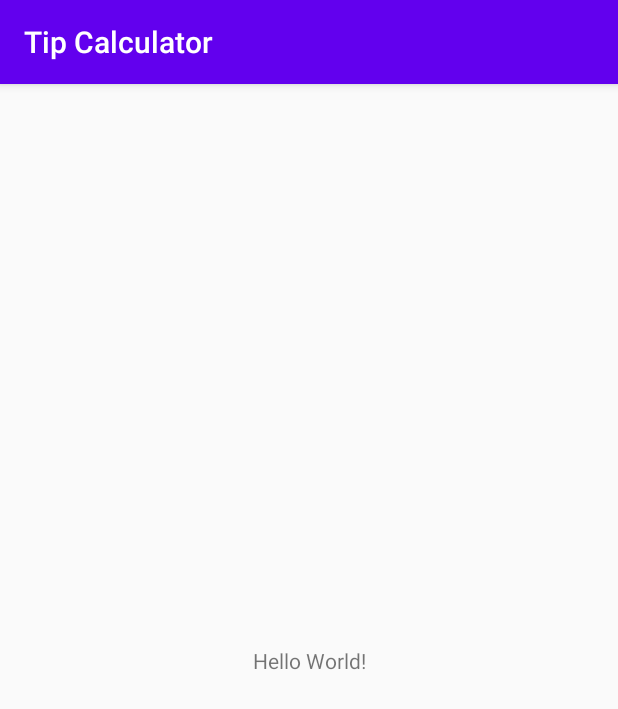
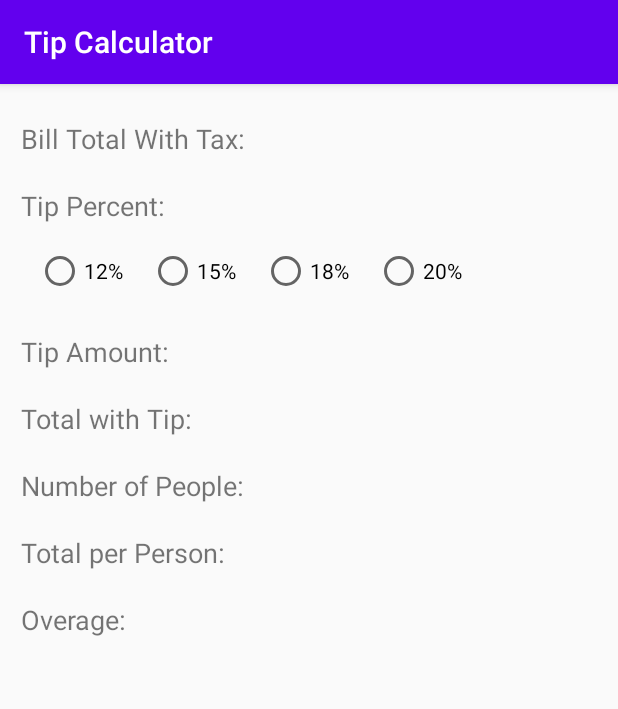
Before and after one commit to MariaGarciaCS/CS442-Mobile-App-Development, an Android app: the screen it shows after launch (MainActivity), on a phone screen of 412 x 824 dp. Shown: the top 709 px of the screen. Run offline under Robolectric (Android 15) with nearby library versions, the phone set to English and light mode, and no system bars.

Commit message:
Created app outline

```diff
--- a/1_tip_calculator/app/src/main/java/com/marigarci/tipcalculator/MainActivity.java
+++ b/1_tip_calculator/app/src/main/java/com/marigarci/tipcalculator/MainActivity.java
@@ -3,12 +3,30 @@ package com.marigarci.tipcalculator;
 import androidx.appcompat.app.AppCompatActivity;
 
 import android.os.Bundle;
+import android.view.View;
+import android.widget.RadioButton;
 
 public class MainActivity extends AppCompatActivity {
+    public double tipPercent;
 
     @Override
     protected void onCreate(Bundle savedInstanceState) {
         super.onCreate(savedInstanceState);
         setContentView(R.layout.activity_main);
     }
+
+    public void onRadioButtonClicked(View v){
+        boolean checked = ((RadioButton) v).isChecked();
+
+        switch (v.getId()){
+            case R.id.twelvePercent:
+                if (checked){tipPercent = 0.12;}
+            case R.id.fifteenPercent:
+                if (checked){tipPercent = 0.15;}
+            case R.id.eighteenPercent:
+                if (checked){tipPercent = 0.18;}
+            case R.id.twentyPercent:
+                if (checked){tipPercent = 0.2;}
+        }
+    }
 }
--- a/1_tip_calculator/app/src/main/res/layout/activity_main.xml
+++ b/1_tip_calculator/app/src/main/res/layout/activity_main.xml
@@ -2,17 +2,124 @@
 <androidx.constraintlayout.widget.ConstraintLayout xmlns:android="http://schemas.android.com/apk/res/android"
     xmlns:app="http://schemas.android.com/apk/res-auto"
     xmlns:tools="http://schemas.android.com/tools"
-    android:layout_width="match_parent"
+    android:layout_width="wrap_content"
     android:layout_height="match_parent"
     tools:context=".MainActivity">
 
     <TextView
+        android:id="@+id/overage"
         android:layout_width="wrap_content"
         android:layout_height="wrap_content"
-        android:text="Hello World!"
-        app:layout_constraintBottom_toBottomOf="parent"
-        app:layout_constraintLeft_toLeftOf="parent"
-        app:layout_constraintRight_toRightOf="parent"
+        android:layout_marginTop="20dp"
+        android:text="Overage:"
+        android:textSize="18sp"
+        app:layout_constraintStart_toStartOf="@+id/guideline"
+        app:layout_constraintTop_toBottomOf="@+id/totalPerPerson" />
+
+    <TextView
+        android:id="@+id/billWTax"
+        android:layout_width="wrap_content"
+        android:layout_height="wrap_content"
+        android:layout_marginTop="24dp"
+        android:text="Bill Total With Tax:"
+        android:textSize="18sp"
+        app:layout_constraintStart_toStartOf="@+id/guideline"
         app:layout_constraintTop_toTopOf="parent" />
 
+    <androidx.constraintlayout.widget.Guideline
+        android:id="@+id/guideline"
+        android:layout_width="wrap_content"
+        android:layout_height="wrap_content"
+        android:orientation="vertical"
+        app:layout_constraintGuide_begin="14dp" />
+
+    <TextView
+        android:id="@+id/tipPercent"
+        android:layout_width="wrap_content"
+        android:layout_height="wrap_content"
+        android:layout_marginTop="20dp"
+        android:text="Tip Percent:"
+        android:textSize="18sp"
+        app:layout_constraintStart_toStartOf="@+id/guideline"
+        app:layout_constraintTop_toBottomOf="@+id/billWTax" />
+
+    <TextView
+        android:id="@+id/tipAmount"
+        android:layout_width="wrap_content"
+        android:layout_height="wrap_content"
+        android:layout_marginTop="20dp"
+        android:text="Tip Amount:"
+        android:textSize="18sp"
+        app:layout_constraintStart_toStartOf="@+id/guideline"
+        app:layout_constraintTop_toBottomOf="@+id/tipPercentBtn" />
+
+    <TextView
+        android:id="@+id/totalWithTip"
+        android:layout_width="wrap_content"
+        android:layout_height="wrap_content"
+        android:layout_marginTop="20dp"
+        android:text="Total with Tip:"
+        android:textSize="18sp"
+        app:layout_constraintStart_toStartOf="@+id/guideline"
+        app:layout_constraintTop_toBottomOf="@+id/tipAmount" />
+
+    <TextView
+        android:id="@+id/numPeople"
+        android:layout_width="wrap_content"
+        android:layout_height="wrap_content"
+        android:layout_marginTop="20dp"
+        android:text="Number of People:"
+        android:textSize="18sp"
+        app:layout_constraintStart_toStartOf="@+id/guideline"
+        app:layout_constraintTop_toBottomOf="@+id/totalWithTip" />
+
+    <TextView
+        android:id="@+id/totalPerPerson"
+        android:layout_width="wrap_content"
+        android:layout_height="wrap_content"
+        android:layout_marginTop="20dp"
+        android:text="Total per Person:"
+        android:textSize="18sp"
+        app:layout_constraintStart_toStartOf="@+id/guideline"
+        app:layout_constraintTop_toBottomOf="@+id/numPeople" />
+
+    <RadioGroup
+        android:id="@+id/tipPercentBtn"
+        android:layout_width="wrap_content"
+        android:layout_height="37dp"
+        android:layout_marginStart="10dp"
+        android:layout_marginTop="15dp"
+        android:onClick="onRadioButtonClicked"
+        android:orientation="horizontal"
+        app:layout_constraintEnd_toEndOf="parent"
+        app:layout_constraintHorizontal_bias="1.0"
+        app:layout_constraintStart_toStartOf="@+id/guideline"
+        app:layout_constraintTop_toBottomOf="@+id/tipPercent">
+
+        <RadioButton
+            android:id="@+id/twelvePercent"
+            android:layout_width="75dp"
+            android:layout_height="wrap_content"
+            android:text="12%" />
+
+        <RadioButton
+            android:id="@+id/fifteenPercent"
+            android:layout_width="75dp"
+            android:layout_height="wrap_content"
+            android:text="15%" />
+
+        <RadioButton
+            android:id="@+id/eighteenPercent"
+            android:layout_width="75dp"
+            android:layout_height="wrap_content"
+            android:text="18%" />
+
+        <RadioButton
+            android:id="@+id/twentyPercent"
+            android:layout_width="75dp"
+            android:layout_height="wrap_content"
+            android:text="20%" />
+
+    </RadioGroup>
+
 </androidx.constraintlayout.widget.ConstraintLayout>
```
